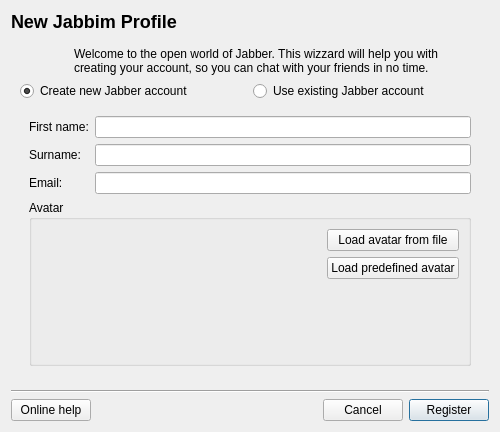
The window that wizards/newprofile.ui (xmpp-graveyard/jabbim) describes before a commit, drawn with Qt 5.
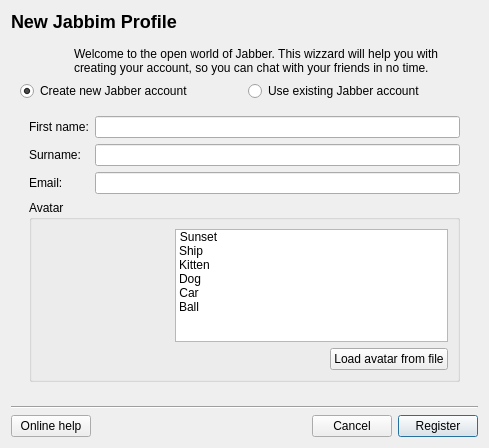
The same window after the commit. The open tabs and pages were chosen to show the change. Icons and pictures are not drawn.

```diff
--- a/wizards/newprofile.ui
+++ b/wizards/newprofile.ui
@@ -5,8 +5,8 @@
    <rect>
     <x>0</x>
     <y>0</y>
-    <width>500</width>
-    <height>432</height>
+    <width>489</width>
+    <height>448</height>
    </rect>
   </property>
   <property name="windowTitle" >
@@ -75,8 +75,8 @@
        <rect>
         <x>0</x>
         <y>0</y>
-        <width>482</width>
-        <height>346</height>
+        <width>471</width>
+        <height>362</height>
        </rect>
       </property>
       <layout class="QGridLayout" name="gridLayout_4" >
@@ -380,8 +380,8 @@
            <rect>
             <x>0</x>
             <y>0</y>
-            <width>464</width>
-            <height>246</height>
+            <width>453</width>
+            <height>262</height>
            </rect>
           </property>
           <layout class="QGridLayout" name="gridLayout_10" >
@@ -433,53 +433,118 @@
               <string>Avatar</string>
              </property>
              <layout class="QGridLayout" name="gridLayout_9" >
-              <item rowspan="3" row="0" column="0" >
+              <item rowspan="2" row="0" column="0" >
                <widget class="QLabel" name="avatarLabel" >
+                <property name="minimumSize" >
+                 <size>
+                  <width>128</width>
+                  <height>128</height>
+                 </size>
+                </property>
                 <property name="text" >
                  <string/>
                 </property>
+                <property name="alignment" >
+                 <set>Qt::AlignCenter</set>
+                </property>
                </widget>
               </item>
-              <item row="0" column="1" >
+              <item row="0" column="1" colspan="3" >
+               <widget class="QListWidget" name="avatars" >
+                <property name="iconSize" >
+                 <size>
+                  <width>48</width>
+                  <height>48</height>
+                 </size>
+                </property>
+                <property name="movement" >
+                 <enum>QListView::Static</enum>
+                </property>
+                <property name="flow" >
+                 <enum>QListView::TopToBottom</enum>
+                </property>
+                <property name="viewMode" >
+                 <enum>QListView::IconMode</enum>
+                </property>
+                <property name="wordWrap" >
+                 <bool>true</bool>
+                </property>
+                <item>
+                 <property name="text" >
+                  <string>Sunset</string>
+                 </property>
+                 <property name="icon" >
+                  <iconset>
+                   <normaloff>images/avatars/sunset.png</normaloff>images/avatars/sunset.png</iconset>
+                 </property>
+                </item>
+                <item>
+                 <property name="text" >
+                  <string>Ship</string>
+                 </property>
+                 <property name="icon" >
+                  <iconset>
+                   <normaloff>images/avatars/ship.png</normaloff>images/avatars/ship.png</iconset>
+                 </property>
+                </item>
+                <item>
+                 <property name="text" >
+                  <string>Kitten</string>
+                 </property>
+                 <property name="icon" >
+                  <iconset>
+                   <normaloff>images/avatars/kitten.png</normaloff>images/avatars/kitten.png</iconset>
+                 </property>
+                </item>
+                <item>
+                 <property name="text" >
+                  <string>Dog</string>
+                 </property>
+                 <property name="icon" >
+                  <iconset>
+                   <normaloff>images/avatars/dog.png</normaloff>images/avatars/dog.png</iconset>
+                 </property>
+                </item>
+                <item>
+                 <property name="text" >
+                  <string>Car</string>
+                 </property>
+                 <property name="icon" >
+                  <iconset>
+                   <normaloff>images/avatars/car.png</normaloff>images/avatars/car.png</iconset>
+                 </property>
+                </item>
+                <item>
+                 <property name="text" >
+                  <string>Ball</string>
+                 </property>
+                 <property name="icon" >
+                  <iconset>
+                   <normaloff>images/avatars/ball.png</normaloff>images/avatars/ball.png</iconset>
+                 </property>
+                </item>
+               </widget>
+              </item>
+              <item row="1" column="2" >
                <spacer name="horizontalSpacer_2" >
                 <property name="orientation" >
                  <enum>Qt::Horizontal</enum>
                 </property>
                 <property name="sizeHint" stdset="0" >
                  <size>
-                  <width>288</width>
-                  <height>22</height>
+                  <width>156</width>
+                  <height>20</height>
                  </size>
                 </property>
                </spacer>
               </item>
-              <item row="0" column="2" >
+              <item row="1" column="3" >
                <widget class="QPushButton" name="loadAvatar" >
                 <property name="text" >
                  <string>Load avatar from file</string>
                 </property>
                </widget>
               </item>
-              <item row="2" column="2" >
-               <spacer name="verticalSpacer_3" >
-                <property name="orientation" >
-                 <enum>Qt::Vertical</enum>
-                </property>
-                <property name="sizeHint" stdset="0" >
-                 <size>
-                  <width>120</width>
-                  <height>47</height>
-                 </size>
-                </property>
-               </spacer>
-              </item>
-              <item row="1" column="2" >
-               <widget class="QPushButton" name="predefinedAvatar" >
-                <property name="text" >
-                 <string>Load predefined avatar</string>
-                </property>
-               </widget>
-              </item>
              </layout>
             </widget>
            </item>
```
Left out of the diff: 18 changed lines with no effect on the pictures.
